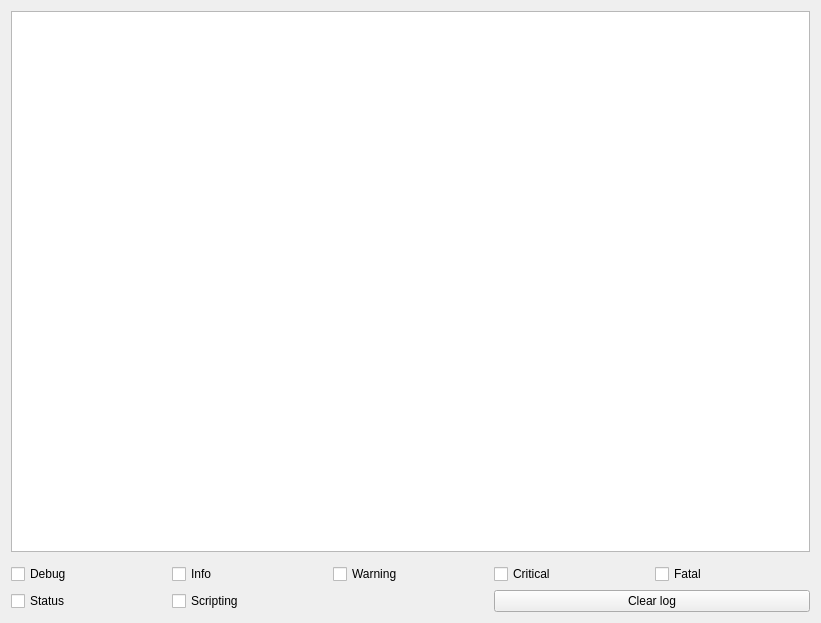
First picture: the form in src/widgets/logwidget.ui, repository pbek/QOwnNotes, before the edit.
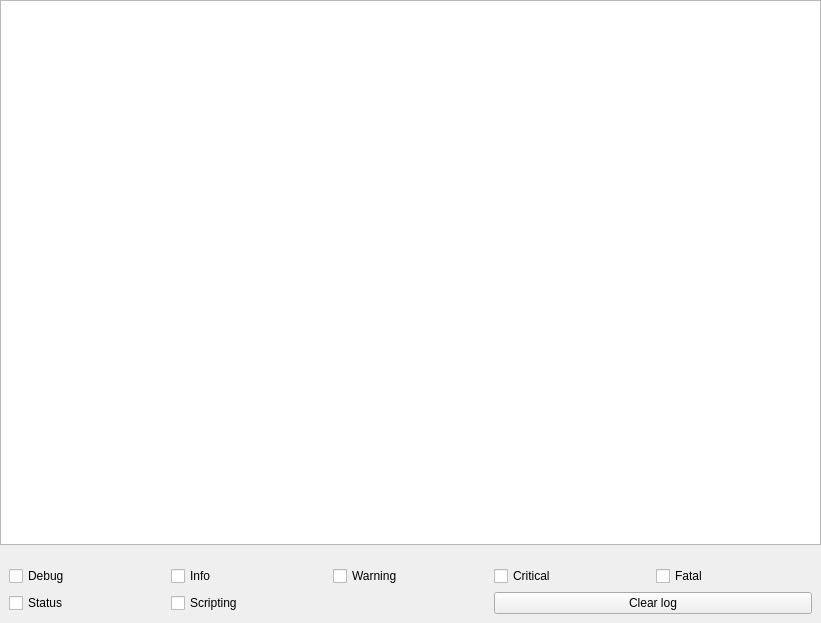
Second picture: the form after the edit. Icons and pictures are not drawn. Custom widgets are drawn as their Qt base class.

What changed in the file:
```diff
--- a/src/widgets/logwidget.ui
+++ b/src/widgets/logwidget.ui
@@ -18,14 +18,19 @@
     <normaloff>:/icons/breeze-qownnotes/16x16/text-x-generic.svg</normaloff>:/icons/breeze-qownnotes/16x16/text-x-generic.svg</iconset>
   </property>
   <layout class="QGridLayout" name="gridLayout">
-   <item row="2" column="3">
-    <widget class="QCheckBox" name="criticalCheckBox">
-     <property name="text">
-      <string>Critical</string>
-     </property>
-    </widget>
-   </item>
-   <item row="0" column="0" colspan="5">
+   <property name="leftMargin">
+    <number>0</number>
+   </property>
+   <property name="topMargin">
+    <number>0</number>
+   </property>
+   <property name="rightMargin">
+    <number>0</number>
+   </property>
+   <property name="bottomMargin">
+    <number>0</number>
+   </property>
+   <item row="0" column="0" colspan="3">
     <widget class="QOwnNotesMarkdownTextEdit" name="logTextEdit">
      <property name="styleSheet">
       <string notr="true">/*QTextEdit { background-color: rgb(255, 255, 255) }*/</string>
@@ -37,40 +42,80 @@
       <string notr="true">&lt;!DOCTYPE HTML PUBLIC &quot;-//W3C//DTD HTML 4.0//EN&quot; &quot;http://www.w3.org/TR/REC-html40/strict.dtd&quot;&gt;
 &lt;html&gt;&lt;head&gt;&lt;meta name=&quot;qrichtext&quot; content=&quot;1&quot; /&gt;&lt;style type=&quot;text/css&quot;&gt;
 p, li { white-space: pre-wrap; }
-&lt;/style&gt;&lt;/head&gt;&lt;body style=&quot; font-family:'Oxygen-Sans'; font-size:11pt; font-weight:400; font-style:normal;&quot;&gt;
+&lt;/style&gt;&lt;/head&gt;&lt;body style=&quot; font-family:'Noto Sans'; font-size:11pt; font-weight:400; font-style:normal;&quot;&gt;
 &lt;p style=&quot;-qt-paragraph-type:empty; margin-top:0px; margin-bottom:0px; margin-left:0px; margin-right:0px; -qt-block-indent:0; text-indent:0px; font-family:'Sans Serif'; font-size:9pt;&quot;&gt;&lt;br /&gt;&lt;/p&gt;&lt;/body&gt;&lt;/html&gt;</string>
      </property>
     </widget>
    </item>
-   <item row="2" column="0">
+   <item row="1" column="0" colspan="3">
+    <widget class="QFrame" name="logTextEditSearchFrame">
+     <property name="frameShape">
+      <enum>QFrame::NoFrame</enum>
+     </property>
+     <property name="lineWidth">
+      <number>0</number>
+     </property>
+    </widget>
+   </item>
+   <item row="2" column="0" colspan="3">
+    <widget class="QFrame" name="buttonFrame">
+     <property name="frameShape">
+      <enum>QFrame::NoFrame</enum>
+     </property>
+     <property name="frameShadow">
+      <enum>QFrame::Raised</enum>
+     </property>
+     <layout class="QGridLayout" name="gridLayout_2">
+      <item row="0" column="0">
     <widget class="QCheckBox" name="debugCheckBox">
      <property name="text">
       <string>Debug</string>
      </property>
     </widget>
    </item>
-   <item row="2" column="4">
+      <item row="0" column="1">
+       <widget class="QCheckBox" name="infoCheckBox">
+        <property name="text">
+         <string>Info</string>
+        </property>
+       </widget>
+      </item>
+      <item row="0" column="2">
+       <widget class="QCheckBox" name="warningCheckBox">
+        <property name="text">
+         <string>Warning</string>
+        </property>
+       </widget>
+      </item>
+      <item row="0" column="3">
+       <widget class="QCheckBox" name="criticalCheckBox">
+        <property name="text">
+         <string>Critical</string>
+        </property>
+       </widget>
+      </item>
+      <item row="0" column="4">
     <widget class="QCheckBox" name="fatalCheckBox">
      <property name="text">
       <string>Fatal</string>
      </property>
     </widget>
    </item>
-   <item row="3" column="0">
+      <item row="1" column="0">
     <widget class="QCheckBox" name="statusCheckBox">
      <property name="text">
       <string>Status</string>
      </property>
     </widget>
    </item>
-   <item row="3" column="1">
+      <item row="1" column="1">
     <widget class="QCheckBox" name="scriptingCheckBox">
      <property name="text">
       <string>Scripting</string>
      </property>
     </widget>
    </item>
-   <item row="3" column="3" colspan="2">
+      <item row="1" column="3" colspan="2">
     <widget class="QPushButton" name="clearButton">
      <property name="text">
       <string>Clear log</string>
@@ -81,28 +126,7 @@
      </property>
     </widget>
    </item>
-   <item row="2" column="2">
-    <widget class="QCheckBox" name="warningCheckBox">
-     <property name="text">
-      <string>Warning</string>
-     </property>
-    </widget>
-   </item>
-   <item row="2" column="1">
-    <widget class="QCheckBox" name="infoCheckBox">
-     <property name="text">
-      <string>Info</string>
-     </property>
-    </widget>
-   </item>
-   <item row="1" column="0" colspan="5">
-    <widget class="QFrame" name="logTextEditSearchFrame">
-     <property name="frameShape">
-      <enum>QFrame::NoFrame</enum>
-     </property>
-     <property name="lineWidth">
-      <number>0</number>
-     </property>
+     </layout>
     </widget>
    </item>
   </layout>
```
Lines whose indentation alone changed are shown as unchanged.
